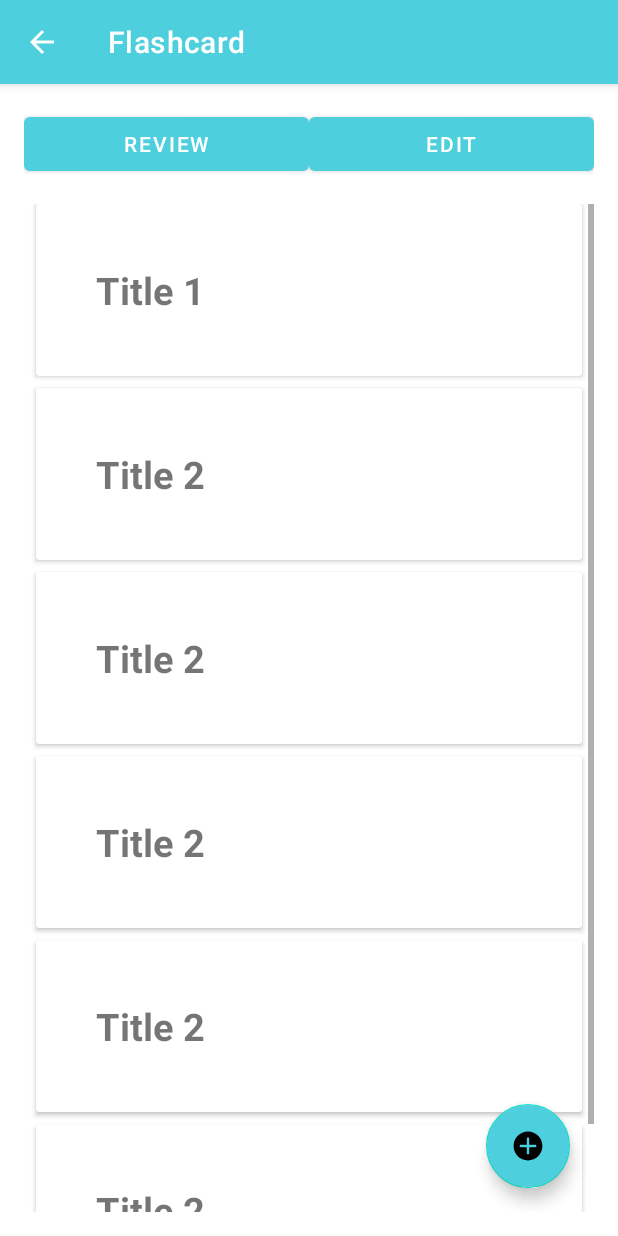
After one commit to izutsumiii/flashcard-android-app, an Android app: the WordList screen opened directly, with no data from a screen before it, on a phone screen of 412 x 824 dp. The commit adds this screen. Run offline under Robolectric (Android 15) with nearby library versions, the phone set to English and light mode, and no system bars.

Commit message:
Create a view to show list of words

```diff
--- a/app/src/main/AndroidManifest.xml
+++ b/app/src/main/AndroidManifest.xml
@@ -1,6 +1,6 @@
 <?xml version="1.0" encoding="utf-8"?>
 <manifest xmlns:android="http://schemas.android.com/apk/res/android"
-    xmlns:tools="http://schemas.android.com/tools" >
+    xmlns:tools="http://schemas.android.com/tools">
 
     <uses-permission android:name="android.permission.READ_EXTERNAL_STORAGE" />
 
@@ -13,16 +13,19 @@
         android:roundIcon="@mipmap/ic_launcher_round"
         android:supportsRtl="true"
         android:theme="@style/Theme.Flashcard"
-        tools:targetApi="31" >
+        tools:targetApi="31">
+        <activity
+            android:name=".ui.wordlist.WordList"
+            android:exported="false"
+            android:parentActivityName=".MainActivity" />
         <activity
             android:name=".ui.form.FolderFormActivity"
             android:exported="false"
-            android:parentActivityName=".MainActivity"
-            />
+            android:parentActivityName=".MainActivity" />
         <activity
             android:name=".MainActivity"
             android:exported="true"
-            android:label="@string/app_name" >
+            android:label="@string/app_name">
             <intent-filter>
                 <action android:name="android.intent.action.MAIN" />
 
--- /dev/null
+++ b/app/src/main/java/com/example/flashcard/modal/WordModel.java
@@ -0,0 +1,19 @@
+package com.example.flashcard.modal;
+
+public class WordModel {
+    private String title;
+    private String description;
+
+    public WordModel(String title, String description) {
+        this.title = title;
+        this.description = description;
+    }
+
+    public String getTitle() {
+        return title;
+    }
+
+    public String getDescription() {
+        return description;
+    }
+}
--- a/app/src/main/java/com/example/flashcard/ui/card/CardAdapter.java
+++ b/app/src/main/java/com/example/flashcard/ui/card/CardAdapter.java
@@ -1,17 +1,22 @@
 package com.example.flashcard.ui.card;
 
 import android.content.Context;
+import android.content.Intent;
 import android.content.res.TypedArray;
 import android.view.LayoutInflater;
 import android.view.View;
 import android.view.ViewGroup;
 import android.widget.TextView;
+import android.widget.Toast;
+
 import androidx.annotation.NonNull;
 import androidx.cardview.widget.CardView;
 import androidx.recyclerview.widget.RecyclerView;
 
 import com.example.flashcard.R;
 import com.example.flashcard.modal.FolderModal;
+import com.example.flashcard.ui.form.FolderFormActivity;
+import com.example.flashcard.ui.wordlist.WordList;
 
 import java.util.ArrayList;
 import java.util.List;
@@ -54,6 +59,15 @@ public class CardAdapter extends RecyclerView.Adapter<CardAdapter.CardViewHolder
 
             cardView = itemView.findViewById(R.id.cardView);
             textTitle = itemView.findViewById(R.id.textTitle);
+
+            cardView.setOnClickListener(new View.OnClickListener() {
+                @Override
+                public void onClick(View view) {
+                    Context context = itemView.getContext();
+                    Intent intent = new Intent(context, WordList.class);
+                    context.startActivity(intent);
+                }
+            });
         }
 
         public void bind(FolderModal folderModal) {
--- /dev/null
+++ b/app/src/main/java/com/example/flashcard/ui/wordlist/WordList.java
@@ -0,0 +1,67 @@
+package com.example.flashcard.ui.wordlist;
+
+import androidx.appcompat.app.AppCompatActivity;
+import androidx.recyclerview.widget.LinearLayoutManager;
+import androidx.recyclerview.widget.RecyclerView;
+
+import android.os.Bundle;
+import android.view.View;
+import android.widget.Button;
+
+import com.example.flashcard.R;
+import com.example.flashcard.modal.WordModel;
+
+import java.util.ArrayList;
+import java.util.List;
+
+public class WordList extends AppCompatActivity {
+
+    private List<WordModel> itemList;
+    private RecyclerView recyclerView;
+    private Button btnReview, btnEdit;
+
+    @Override
+    protected void onCreate(Bundle savedInstanceState) {
+        super.onCreate(savedInstanceState);
+        setContentView(R.layout.activity_word_list);
+        getSupportActionBar().setDisplayHomeAsUpEnabled(true);
+
+        recyclerView = findViewById(R.id.recyclerView);
+        recyclerView.setLayoutManager(new LinearLayoutManager(this));
+
+        itemList = new ArrayList<>();
+        itemList.add(new WordModel("Title 1", "Description 1"));
+        itemList.add(new WordModel("Title 2", "Description 2"));
+        itemList.add(new WordModel("Title 2", "Description 2"));
+        itemList.add(new WordModel("Title 2", "Description 2"));
+        itemList.add(new WordModel("Title 2", "Description 2"));
+        itemList.add(new WordModel("Title 2", "Description 2"));
+
+        WordListAdapter itemAdapter = new WordListAdapter(itemList);
+        recyclerView.setAdapter(itemAdapter);
+
+        btnReview = findViewById(R.id.btnReview);
+        btnEdit = findViewById(R.id.btnEdit);
+
+        btnReview.setOnClickListener(new View.OnClickListener() {
+            @Override
+            public void onClick(View view) {
+                // Handle Review button click
+            }
+        });
+
+        btnEdit.setOnClickListener(new View.OnClickListener() {
+            @Override
+            public void onClick(View view) {
+                // Handle Edit button click
+            }
+        });
+
+        findViewById(R.id.fabAdd).setOnClickListener(new View.OnClickListener() {
+            @Override
+            public void onClick(View view) {
+                // Handle add button click
+            }
+        });
+    }
+}
--- /dev/null
+++ b/app/src/main/java/com/example/flashcard/ui/wordlist/WordListAdapter.java
@@ -0,0 +1,52 @@
+package com.example.flashcard.ui.wordlist;
+
+import android.view.LayoutInflater;
+import android.view.View;
+import android.view.ViewGroup;
+import android.widget.TextView;
+import androidx.annotation.NonNull;
+import androidx.recyclerview.widget.RecyclerView;
+import com.example.flashcard.R; // Replace with the correct package name
+import com.example.flashcard.modal.WordModel;
+
+import java.util.List;
+
+public class WordListAdapter extends RecyclerView.Adapter<WordListAdapter.ItemViewHolder> {
+
+    private List<WordModel> itemList;
+
+    public WordListAdapter(List<WordModel> itemList) {
+        this.itemList = itemList;
+    }
+
+    @NonNull
+    @Override
+    public ItemViewHolder onCreateViewHolder(@NonNull ViewGroup parent, int viewType) {
+        View view = LayoutInflater.from(parent.getContext()).inflate(R.layout.fragment_item_card, parent, false);
+        return new ItemViewHolder(view);
+    }
+
+    @Override
+    public void onBindViewHolder(@NonNull ItemViewHolder holder, int position) {
+        WordModel item = itemList.get(position);
+        holder.bind(item);
+    }
+
+    @Override
+    public int getItemCount() {
+        return itemList.size();
+    }
+
+    public static class ItemViewHolder extends RecyclerView.ViewHolder {
+        TextView textTitle;
+
+        public ItemViewHolder(@NonNull View itemView) {
+            super(itemView);
+            textTitle = itemView.findViewById(R.id.textTitle);
+        }
+
+        public void bind(WordModel item) {
+            textTitle.setText(item.getTitle());
+        }
+    }
+}
--- /dev/null
+++ b/app/src/main/res/drawable/icons8_plus_60.xml
@@ -0,0 +1,9 @@
+<vector xmlns:android="http://schemas.android.com/apk/res/android"
+    android:width="60dp"
+    android:height="60dp"
+    android:viewportWidth="30"
+    android:viewportHeight="30">
+  <path
+      android:fillColor="#FF000000"
+      android:pathData="M15,3C8.373,3 3,8.373 3,15c0,6.627 5.373,12 12,12s12,-5.373 12,-12C27,8.373 21.627,3 15,3zM21,16h-5v5c0,0.553 -0.448,1 -1,1s-1,-0.447 -1,-1v-5H9c-0.552,0 -1,-0.447 -1,-1s0.448,-1 1,-1h5V9c0,-0.553 0.448,-1 1,-1s1,0.447 1,1v5h5c0.552,0 1,0.447 1,1S21.552,16 21,16z"/>
+</vector>
--- /dev/null
+++ b/app/src/main/res/layout/activity_word_list.xml
@@ -0,0 +1,52 @@
+<?xml version="1.0" encoding="utf-8"?>
+<RelativeLayout xmlns:android="http://schemas.android.com/apk/res/android"
+    xmlns:app="http://schemas.android.com/apk/res-auto"
+    xmlns:tools="http://schemas.android.com/tools"
+    android:layout_width="match_parent"
+    android:layout_height="match_parent"
+    android:padding="16dp"
+    tools:context=".MainActivity">
+
+    <LinearLayout
+        android:id="@+id/topButtonsLayout"
+        android:layout_width="match_parent"
+        android:layout_height="wrap_content"
+        android:orientation="horizontal">
+
+        <Button
+            android:id="@+id/btnReview"
+            android:layout_width="0dp"
+            android:layout_weight="1"
+            android:layout_height="wrap_content"
+            android:text="Review" />
+
+        <Button
+            android:id="@+id/btnEdit"
+            android:layout_width="0dp"
+            android:layout_weight="1"
+            android:layout_height="wrap_content"
+            android:text="Edit" />
+
+    </LinearLayout>
+
+    <androidx.recyclerview.widget.RecyclerView
+        android:id="@+id/recyclerView"
+        android:layout_width="match_parent"
+        android:layout_height="match_parent"
+        android:layout_below="@id/topButtonsLayout"
+        android:layout_marginTop="16dp"
+        android:scrollbars="vertical"/>
+
+    <com.google.android.material.floatingactionbutton.FloatingActionButton
+        android:id="@+id/fabAdd"
+        android:layout_width="wrap_content"
+        android:layout_height="wrap_content"
+        android:layout_alignParentEnd="true"
+        android:layout_alignParentBottom="true"
+        android:layout_marginEnd="16dp"
+        android:layout_marginBottom="16dp"
+        app:srcCompat="@drawable/icons8_plus_60"
+        android:backgroundTint="@color/purple_500"
+        android:contentDescription="Add button"/>
+
+</RelativeLayout>
```
Also changed, not shown: app/src/main/res/drawable/ic_dashboard_black_24dp.xml (line endings or trailing spaces).
